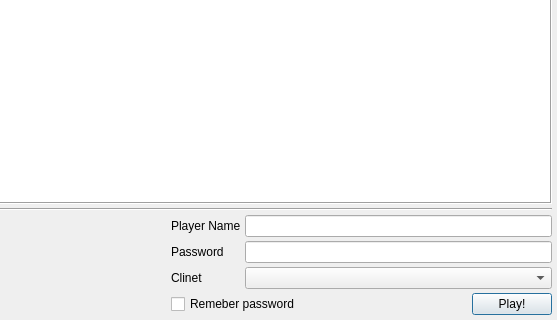
The window that launcherwindow.ui (dngulin/ttyhlauncher) describes before a commit, drawn with Qt 5; both pictures show x 228 to 785 and y 147 to 467 of the 785 by 467 pixel window.
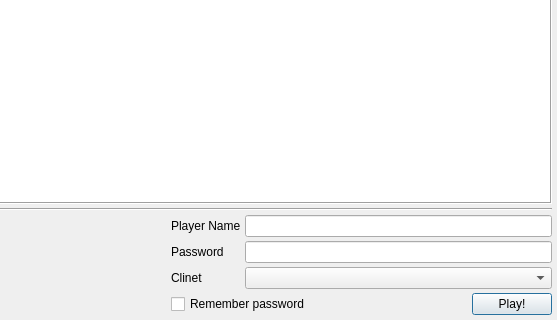
The same window after the commit. Icons and pictures are not drawn.

What changed in the file:
```diff
--- a/launcherwindow.ui
+++ b/launcherwindow.ui
@@ -115,7 +115,7 @@
          <item row="3" column="0" colspan="2">
           <widget class="QCheckBox" name="savePassword">
            <property name="text">
-            <string>Remeber password</string>
+            <string>Remember password</string>
            </property>
           </widget>
          </item>
```
